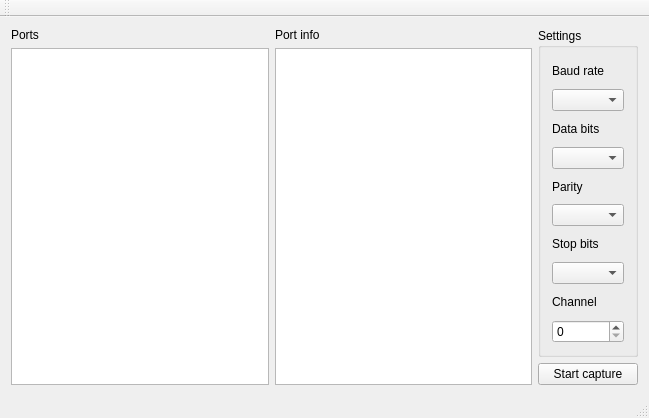
The window that mainwindow.ui (Amagor/wsnsim-sniffer) describes before a commit, drawn with Qt 5.
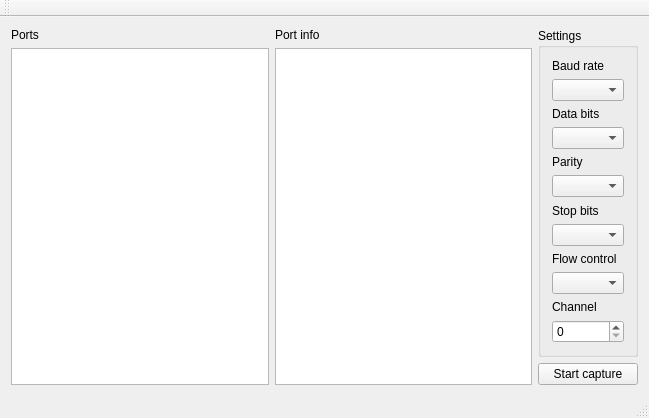
The same window after the commit.

Commit message: Fixed: flow control

The edit to the form file:
```diff
--- a/mainwindow.ui
+++ b/mainwindow.ui
@@ -91,6 +91,16 @@
          <item>
           <widget class="QComboBox" name="stopBitsBox"/>
          </item>
+         <item>
+          <widget class="QLabel" name="label_8">
+           <property name="text">
+            <string>Flow control</string>
+           </property>
+          </widget>
+         </item>
+         <item>
+          <widget class="QComboBox" name="flowControlBox"/>
+         </item>
          <item>
           <widget class="QLabel" name="label_7">
            <property name="text">
```
The commit also changes 5 other files.
